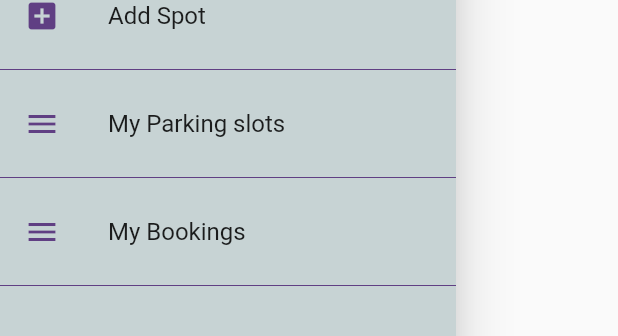
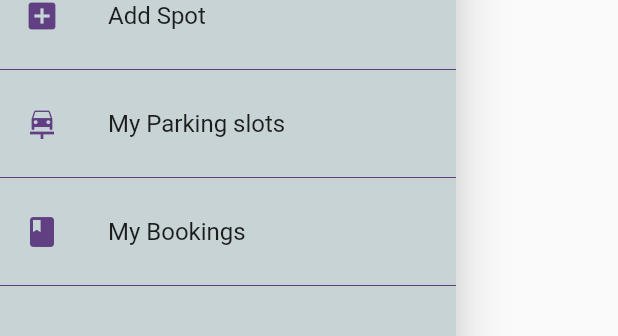
Before and after one commit to Sakshi107/parking-locator, a Flutter app: the NavDrawer widget shown alone on an empty page, opened directly, on a phone screen of 412 x 824 dp. Shown: the part 388-724 px from the top of the screen. Run offline on Flutter 3.47's test engine with Material 2 defaults, Android fonts, the phone set to English and light mode, and no system bars; our stand-ins replace date_format, geolocator, google_fonts, google_maps_flutter; missing offline and left inert: geocoder; network calls fail.

Commit message:
changes
Signed-off-by: Sakshi107 <46996938+Sakshi107@users.noreply.github.com>

```diff
--- a/parking_locator/lib/screens/addForm.dart
+++ b/parking_locator/lib/screens/addForm.dart
@@ -425,7 +425,7 @@ class _AddFormState extends State<AddForm> {
                 ),
                 CustomFormField(
                     labelText: "Charge per hour " + '\u{20B9}',
-                    validatorStr: "the text",
+                    validatorStr: "Enter number",
                     prefixicon: Icons.money,
                     onChanged: (val) => cost = int.parse(val)),
                 SizedBox(height: 15),
--- a/parking_locator/lib/services/places_service.dart
+++ b/parking_locator/lib/services/places_service.dart
@@ -27,7 +27,9 @@ class PlacesService {
     var json = convert.jsonDecode(response.body);
     // print(json);
     var jsonResults = json['parkings'];
-    // print("im here");
+    print("im here inside place servuces");
+    print(lat);
+    print(lng);
     print(jsonResults);
     // for (int i = 0; i < jsonResults.length; i++) {
     //   print(i);
--- a/parking_locator/lib/widgets/drawer.dart
+++ b/parking_locator/lib/widgets/drawer.dart
@@ -55,7 +55,7 @@ class NavDrawer extends StatelessWidget {
           Divider(color: Constants.secColor),
           ListTile(
             leading: Icon(
-                    Icons.menu,
+                    Icons.car_repair,
                     color: Constants.secColor,
                   ),
             title: Text('My Parking slots'),
@@ -64,7 +64,7 @@ class NavDrawer extends StatelessWidget {
           Divider(color: Constants.secColor),
           ListTile(
             leading: Icon(
-                    Icons.menu,
+                    Icons.book,
                     color: Constants.secColor,
                   ),
             title: Text('My Bookings'),
```
Also changed, not shown: 1 other file.
